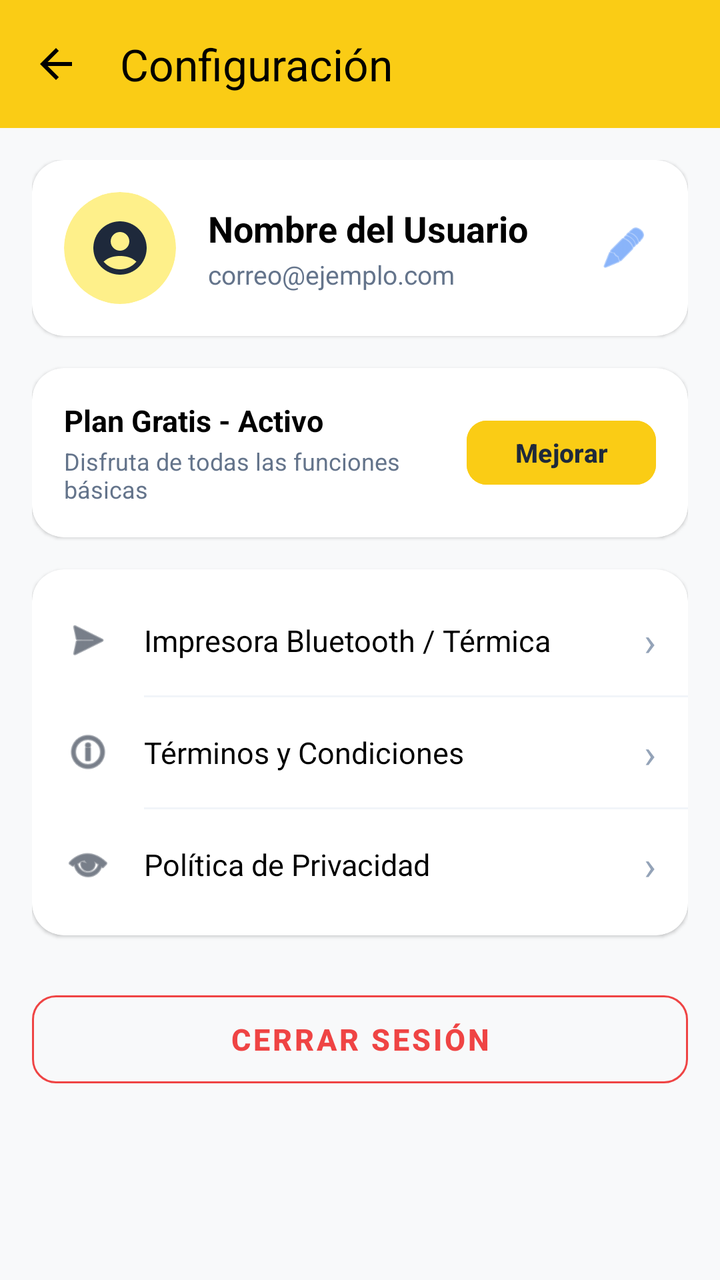
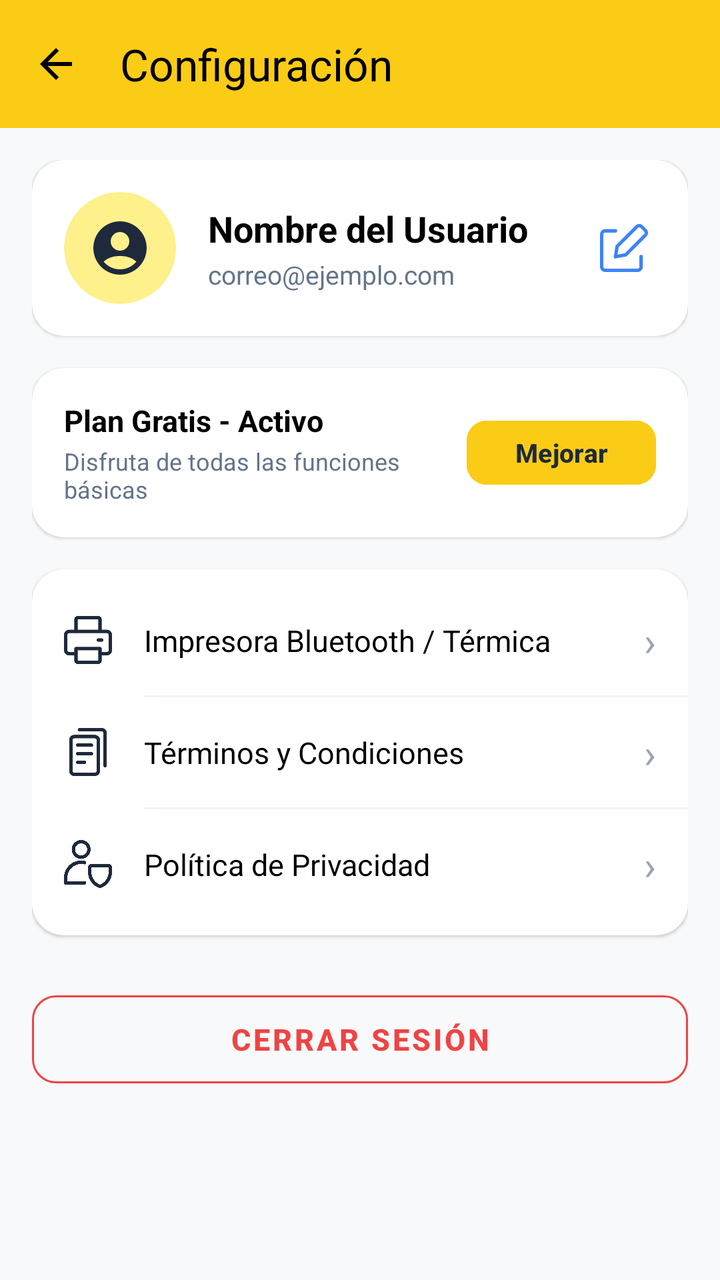

Two renders of the same Android screen: before a commit and after it. Below are the layout's source before the change and the commit's diff.
<!-- AndroidManifest.xml: application theme Theme.DAJHO -->
<!-- res/layout/activity_perfil.xml -->
<?xml version="1.0" encoding="utf-8"?>
<androidx.constraintlayout.widget.ConstraintLayout xmlns:android="http://schemas.android.com/apk/res/android"
    xmlns:app="http://schemas.android.com/apk/res-auto"
    xmlns:tools="http://schemas.android.com/tools"
    android:id="@+id/main"
    android:layout_width="match_parent"
    android:layout_height="match_parent"
    android:background="#F8F9FA"
    tools:context=".PerfilActivity">

    
    <androidx.appcompat.widget.Toolbar
        android:id="@+id/toolbar"
        android:layout_width="match_parent"
        android:layout_height="?attr/actionBarSize"
        android:background="#FACC15"
        app:title="Configuración"
        app:titleTextColor="@android:color/black"
        app:navigationIcon="@drawable/ic_arrow_back"
        app:layout_constraintTop_toTopOf="parent"
        app:layout_constraintStart_toStartOf="parent"
        app:layout_constraintEnd_toEndOf="parent" />

    <ScrollView
        android:layout_width="0dp"
        android:layout_height="0dp"
        android:fillViewport="true"
        app:layout_constraintTop_toBottomOf="@id/toolbar"
        app:layout_constraintBottom_toBottomOf="parent"
        app:layout_constraintStart_toStartOf="parent"
        app:layout_constraintEnd_toEndOf="parent">

        <LinearLayout
            android:layout_width="match_parent"
            android:layout_height="wrap_content"
            android:orientation="vertical"
            android:padding="16dp">

            
            <com.google.android.material.card.MaterialCardView
                android:layout_width="match_parent"
                android:layout_height="wrap_content"
                android:layout_marginBottom="16dp"
                app:cardBackgroundColor="@android:color/white"
                app:cardCornerRadius="16dp"
                app:cardElevation="1dp"
                app:strokeWidth="0dp">

                <LinearLayout
                    android:layout_width="match_parent"
                    android:layout_height="wrap_content"
                    android:gravity="center_vertical"
                    android:orientation="horizontal"
                    android:padding="16dp">

                    <com.google.android.material.card.MaterialCardView
                        android:layout_width="56dp"
                        android:layout_height="56dp"
                        app:cardBackgroundColor="#FEF08A"
                        app:cardCornerRadius="28dp"
                        app:cardElevation="0dp"
                        app:strokeWidth="0dp">

                        <ImageView
                            android:layout_width="match_parent"
                            android:layout_height="match_parent"
                            android:padding="12dp"
                            android:src="@drawable/ic_user_avatar"
                            android:contentDescription="Avatar"
                            app:tint="#1E293B" />

                    </com.google.android.material.card.MaterialCardView>

                    <LinearLayout
                        android:layout_width="0dp"
                        android:layout_height="wrap_content"
                        android:layout_marginStart="16dp"
                        android:layout_weight="1"
                        android:orientation="vertical">

                        <TextView
                            android:id="@+id/tvNombreUsuario"
                            android:layout_width="wrap_content"
                            android:layout_height="wrap_content"
                            android:text="Nombre del Usuario"
                            android:textColor="@android:color/black"
                            android:textSize="18sp"
                            android:textStyle="bold" />

                        <TextView
                            android:id="@+id/tvUserEmail"
                            android:layout_width="wrap_content"
                            android:layout_height="wrap_content"
                            android:layout_marginTop="2dp"
                            android:text="correo@ejemplo.com"
                            android:textColor="#64748B"
                            android:textSize="13sp" />

                    </LinearLayout>

                    
                    <ImageView
                        android:id="@+id/ivEditPerfil"
                        android:layout_width="32dp"
                        android:layout_height="32dp"
                        android:background="?attr/selectableItemBackgroundBorderless"
                        android:clickable="true"
                        android:focusable="true"
                        android:padding="4dp"
                        android:src="@android:drawable/ic_menu_edit"
                        android:contentDescription="Editar perfil"
                        app:tint="#3B82F6" />

                </LinearLayout>
            </com.google.android.material.card.MaterialCardView>

            
            <com.google.android.material.card.MaterialCardView
                android:layout_width="match_parent"
                android:layout_height="wrap_content"
                android:layout_marginBottom="16dp"
                app:cardBackgroundColor="@android:color/white"
                app:cardCornerRadius="16dp"
                app:cardElevation="1dp"
                app:strokeWidth="0dp">

                <LinearLayout
                    android:layout_width="match_parent"
                    android:layout_height="wrap_content"
                    android:gravity="center_vertical"
                    android:orientation="horizontal"
                    android:padding="16dp">

                    <LinearLayout
                        android:layout_width="0dp"
                        android:layout_height="wrap_content"
                        android:layout_weight="1"
                        android:orientation="vertical">

                        <TextView
                            android:layout_width="wrap_content"
                            android:layout_height="wrap_content"
                            android:text="Plan Gratis - Activo"
                            android:textColor="@android:color/black"
                            android:textSize="15sp"
                            android:textStyle="bold" />

                        <TextView
                            android:layout_width="wrap_content"
                            android:layout_height="wrap_content"
                            android:layout_marginTop="2dp"
                            android:text="Disfruta de todas las funciones básicas"
                            android:textColor="#64748B"
                            android:textSize="12sp" />
                    </LinearLayout>

                    <com.google.android.material.button.MaterialButton
                        android:id="@+id/btnComprarPlan"
                        android:layout_width="wrap_content"
                        android:layout_height="40dp"
                        android:backgroundTint="#FACC15"
                        android:text="Mejorar"
                        android:textColor="#1E293B"
                        android:textSize="13sp"
                        android:textStyle="bold"
                        app:cornerRadius="10dp" />

                </LinearLayout>
            </com.google.android.material.card.MaterialCardView>

            
            <com.google.android.material.card.MaterialCardView
                android:layout_width="match_parent"
                android:layout_height="wrap_content"
                android:layout_marginBottom="16dp"
                app:cardBackgroundColor="@android:color/white"
                app:cardCornerRadius="16dp"
                app:cardElevation="1dp"
                app:strokeWidth="0dp">

                <LinearLayout
                    android:layout_width="match_parent"
                    android:layout_height="wrap_content"
                    android:orientation="vertical"
                    android:paddingVertical="8dp">

                    
                    <LinearLayout
                        android:id="@+id/menuImpresora"
                        android:layout_width="match_parent"
                        android:layout_height="wrap_content"
                        android:background="?attr/selectableItemBackground"
                        android:clickable="true"
                        android:focusable="true"
                        android:gravity="center_vertical"
                        android:orientation="horizontal"
                        android:paddingHorizontal="16dp"
                        android:paddingVertical="14dp">

                        <ImageView
                            android:layout_width="24dp"
                            android:layout_height="24dp"
                            android:src="@android:drawable/ic_menu_send"
                            android:contentDescription="Impresora"
                            app:tint="#1E293B" />

                        <TextView
                            android:layout_width="0dp"
                            android:layout_height="wrap_content"
                            android:layout_marginStart="16dp"
                            android:layout_weight="1"
                            android:text="Impresora Bluetooth / Térmica"
                            android:textColor="@android:color/black"
                            android:textSize="15sp" />

                        <TextView
                            android:layout_width="wrap_content"
                            android:layout_height="wrap_content"
                            android:text="›"
                            android:textColor="#94A3B8"
                            android:textSize="20sp" />
                    </LinearLayout>

                    <View
                        android:layout_width="match_parent"
                        android:layout_height="1dp"
                        android:layout_marginStart="56dp"
                        android:background="#F1F5F9" />

                    
                    <LinearLayout
                        android:id="@+id/menuTerminos"
                        android:layout_width="match_parent"
                        android:layout_height="wrap_content"
                        android:background="?attr/selectableItemBackground"
                        android:clickable="true"
                        android:focusable="true"
                        android:gravity="center_vertical"
                        android:orientation="horizontal"
                        android:paddingHorizontal="16dp"
                        android:paddingVertical="14dp">

                        <ImageView
                            android:layout_width="24dp"
                            android:layout_height="24dp"
                            android:src="@android:drawable/ic_menu_info_details"
                            android:contentDescription="Términos"
                            app:tint="#1E293B" />

                        <TextView
                            android:layout_width="0dp"
                            android:layout_height="wrap_content"
                            android:layout_marginStart="16dp"
                            android:layout_weight="1"
                            android:text="Términos y Condiciones"
                            android:textColor="@android:color/black"
                            android:textSize="15sp" />

                        <TextView
                            android:layout_width="wrap_content"
                            android:layout_height="wrap_content"
                            android:text="›"
                            android:textColor="#94A3B8"
                            android:textSize="20sp" />
                    </LinearLayout>

                    <View
                        android:layout_width="match_parent"
                        android:layout_height="1dp"
                        android:layout_marginStart="56dp"
                        android:background="#F1F5F9" />

                    
                    <LinearLayout
                        android:id="@+id/menuPrivacidad"
                        android:layout_width="match_parent"
                        android:layout_height="wrap_content"
                        android:background="?attr/selectableItemBackground"
                        android:clickable="true"
                        android:focusable="true"
                        android:gravity="center_vertical"
                        android:orientation="horizontal"
                        android:paddingHorizontal="16dp"
                        android:paddingVertical="14dp">

                        <ImageView
                            android:layout_width="24dp"
                            android:layout_height="24dp"
                            android:src="@android:drawable/ic_menu_view"
                            android:contentDescription="Privacidad"
                            app:tint="#1E293B" />

                        <TextView
                            android:layout_width="0dp"
                            android:layout_height="wrap_content"
                            android:layout_marginStart="16dp"
                            android:layout_weight="1"
                            android:text="Política de Privacidad"
                            android:textColor="@android:color/black"
                            android:textSize="15sp" />

                        <TextView
                            android:layout_width="wrap_content"
                            android:layout_height="wrap_content"
                            android:text="›"
                            android:textColor="#94A3B8"
                            android:textSize="20sp" />
                    </LinearLayout>

                </LinearLayout>
            </com.google.android.material.card.MaterialCardView>

            
            <com.google.android.material.button.MaterialButton
                android:id="@+id/btnCerrarSesion"
                style="@style/Widget.MaterialComponents.Button.OutlinedButton"
                android:layout_width="match_parent"
                android:layout_height="56dp"
                android:layout_marginTop="8dp"
                android:layout_marginBottom="24dp"
                android:text="CERRAR SESIÓN"
                android:textColor="#EF4444"
                android:textSize="15sp"
                android:textStyle="bold"
                app:cornerRadius="12dp"
                app:strokeColor="#EF4444" />

        </LinearLayout>
    </ScrollView>

</androidx.constraintlayout.widget.ConstraintLayout>
<!-- resources referenced by this layout -->
<resources>
  <!-- unchanged entries left out for length: 4 -->
</resources>

<!-- the commit's change to res/layout/activity_perfil.xml (unified diff, before → after) -->
@@ -107,7 +107,7 @@
                         android:clickable="true"
                         android:focusable="true"
                         android:padding="4dp"
-                        android:src="@android:drawable/ic_menu_edit"
+                        android:src="@drawable/ic_edit"
                         android:contentDescription="Editar perfil"
                         app:tint="#3B82F6" />
 
@@ -200,7 +200,7 @@
                         <ImageView
                             android:layout_width="24dp"
                             android:layout_height="24dp"
-                            android:src="@android:drawable/ic_menu_send"
+                            android:src="@drawable/ic_printer"
                             android:contentDescription="Impresora"
                             app:tint="#1E293B" />
 
@@ -243,7 +243,7 @@
                         <ImageView
                             android:layout_width="24dp"
                             android:layout_height="24dp"
-                            android:src="@android:drawable/ic_menu_info_details"
+                            android:src="@drawable/ic_terms"
                             android:contentDescription="Términos"
                             app:tint="#1E293B" />
 
@@ -286,7 +286,7 @@
                         <ImageView
                             android:layout_width="24dp"
                             android:layout_height="24dp"
-                            android:src="@android:drawable/ic_menu_view"
+                            android:src="@drawable/ic_privacy"
                             android:contentDescription="Privacidad"
                             app:tint="#1E293B" />
 
<!-- resource entries referenced after the edit -->
@@ -1,5 +1,143 @@
 <!-- resources referenced by this layout -->
 <resources>
+  <!-- drawable ic_edit (drawable) -->
+  <vector xmlns:android="http://schemas.android.com/apk/res/android"
+      android:width="14dp"
+      android:height="14dp"
+      android:viewportWidth="14"
+      android:viewportHeight="14">
+    <group>
+      <clip-path
+          android:pathData="M0,0h14v14h-14z"/>
+      <path
+          android:strokeWidth="1"
+          android:pathData="M7.5,9L4.5,9.54L5,6.5L10.73,0.79C10.823,0.696 10.934,0.622 11.055,0.571C11.177,0.52 11.308,0.494 11.44,0.494C11.572,0.494 11.703,0.52 11.825,0.571C11.946,0.622 12.057,0.696 12.15,0.79L13.21,1.85C13.304,1.943 13.378,2.053 13.429,2.175C13.48,2.297 13.506,2.428 13.506,2.56C13.506,2.692 13.48,2.823 13.429,2.945C13.378,3.066 13.304,3.177 13.21,3.27L7.5,9Z"
+          android:strokeLineJoin="round"
+          android:fillColor="#00000000"
+          android:strokeColor="#000001"
+          android:strokeLineCap="round"/>
+      <path
+          android:strokeWidth="1"
+          android:pathData="M12,9.5V12.5C12,12.765 11.895,13.02 11.707,13.207C11.52,13.395 11.265,13.5 11,13.5H1.5C1.235,13.5 0.98,13.395 0.793,13.207C0.605,13.02 0.5,12.765 0.5,12.5V3C0.5,2.735 0.605,2.48 0.793,2.293C0.98,2.105 1.235,2 1.5,2H4.5"
+          android:strokeLineJoin="round"
+          android:fillColor="#00000000"
+          android:strokeColor="#000001"
+          android:strokeLineCap="round"/>
+    </group>
+  </vector>
+  <!-- drawable ic_printer (drawable) -->
+  <vector xmlns:android="http://schemas.android.com/apk/res/android"
+      android:width="14dp"
+      android:height="14dp"
+      android:viewportWidth="14"
+      android:viewportHeight="14">
+    <group>
+      <clip-path
+          android:pathData="M0,0h14v14h-14z"/>
+      <path
+          android:strokeWidth="1"
+          android:pathData="M10.5,11H12.5C12.765,11 13.02,10.895 13.207,10.707C13.395,10.52 13.5,10.265 13.5,10V5.5C13.5,5.235 13.395,4.98 13.207,4.793C13.02,4.605 12.765,4.5 12.5,4.5H1.5C1.235,4.5 0.98,4.605 0.793,4.793C0.605,4.98 0.5,5.235 0.5,5.5V10C0.5,10.265 0.605,10.52 0.793,10.707C0.98,10.895 1.235,11 1.5,11H3.5"
+          android:strokeLineJoin="round"
+          android:fillColor="#00000000"
+          android:strokeColor="#000001"
+          android:strokeLineCap="round"/>
+      <path
+          android:strokeWidth="1"
+          android:pathData="M3.5,9.5V13C3.5,13.133 3.553,13.26 3.646,13.354C3.74,13.447 3.867,13.5 4,13.5H10C10.133,13.5 10.26,13.447 10.354,13.354C10.447,13.26 10.5,13.133 10.5,13V9.5H3.5Z"
+          android:strokeLineJoin="round"
+          android:fillColor="#00000000"
+          android:strokeColor="#000001"
+          android:strokeLineCap="round"/>
+      <path
+          android:strokeWidth="1"
+          android:pathData="M10.5,4.5V1C10.5,0.867 10.447,0.74 10.354,0.646C10.26,0.553 10.133,0.5 10,0.5H4C3.867,0.5 3.74,0.553 3.646,0.646C3.553,0.74 3.5,0.867 3.5,1V4.5"
+          android:strokeLineJoin="round"
+          android:fillColor="#00000000"
+          android:strokeColor="#000001"
+          android:strokeLineCap="round"/>
+      <path
+          android:strokeWidth="1"
+          android:pathData="M11,7H10"
+          android:strokeLineJoin="round"
+          android:fillColor="#00000000"
+          android:strokeColor="#000001"
+          android:strokeLineCap="round"/>
+    </group>
+  </vector>
+  <!-- drawable ic_privacy (drawable) -->
+  <vector xmlns:android="http://schemas.android.com/apk/res/android"
+      android:width="14dp"
+      android:height="14dp"
+      android:viewportWidth="14"
+      android:viewportHeight="14">
+    <group>
+      <clip-path
+          android:pathData="M0,0h14v14h-14z"/>
+      <path
+          android:strokeWidth="1"
+          android:pathData="M7.25,2.75C7.25,3.993 6.243,5 5,5C3.757,5 2.75,3.993 2.75,2.75C2.75,1.507 3.757,0.5 5,0.5C6.243,0.5 7.25,1.507 7.25,2.75Z"
+          android:strokeLineJoin="round"
+          android:fillColor="#00000000"
+          android:strokeColor="#000001"
+          android:strokeLineCap="round"/>
+      <path
+          android:strokeWidth="1"
+          android:pathData="M6,6.61C5.341,6.458 4.655,6.457 3.995,6.606C3.335,6.756 2.718,7.053 2.189,7.476C1.66,7.898 1.233,8.434 0.941,9.044C0.648,9.655 0.498,10.323 0.5,11V12.5H6"
+          android:strokeLineJoin="round"
+          android:fillColor="#00000000"
+          android:strokeColor="#000001"
+          android:strokeLineCap="round"/>
+      <path
+          android:strokeWidth="1"
+          android:pathData="M10.67,13.47C10.56,13.51 10.44,13.51 10.33,13.47C9.496,13.14 8.78,12.566 8.276,11.825C7.771,11.083 7.501,10.207 7.5,9.31V8C7.496,7.933 7.505,7.866 7.529,7.804C7.553,7.741 7.589,7.684 7.637,7.637C7.684,7.589 7.741,7.553 7.804,7.529C7.866,7.506 7.933,7.496 8,7.5H13C13.067,7.496 13.134,7.506 13.196,7.529C13.259,7.553 13.316,7.589 13.363,7.637C13.411,7.684 13.447,7.741 13.471,7.804C13.495,7.866 13.504,7.933 13.5,8V9.31C13.499,10.207 13.229,11.083 12.724,11.825C12.22,12.566 11.504,13.14 10.67,13.47V13.47Z"
+          android:strokeLineJoin="round"
+          android:fillColor="#00000000"
+          android:strokeColor="#000001"
+          android:strokeLineCap="round"/>
+    </group>
+  </vector>
+  <!-- drawable ic_terms (drawable) -->
+  <vector xmlns:android="http://schemas.android.com/apk/res/android"
+      android:width="14dp"
+      android:height="14dp"
+      android:viewportWidth="14"
+      android:viewportHeight="14">
+    <path
+        android:strokeWidth="1"
+        android:pathData="M3,2.5H9C9.552,2.5 10,2.948 10,3.5V12.5C10,13.052 9.552,13.5 9,13.5H3C2.448,13.5 2,13.052 2,12.5V3.5C2,2.948 2.448,2.5 3,2.5Z"
+        android:strokeLineJoin="round"
+        android:fillColor="#00000000"
+        android:strokeColor="#000001"
+        android:strokeLineCap="round"/>
+    <path
+        android:strokeWidth="1"
+        android:pathData="M4,5H8"
+        android:strokeLineJoin="round"
+        android:fillColor="#00000000"
+        android:strokeColor="#000001"
+        android:strokeLineCap="round"/>
+    <path
+        android:strokeWidth="1"
+        android:pathData="M4,7.5H8"
+        android:strokeLineJoin="round"
+        android:fillColor="#00000000"
+        android:strokeColor="#000001"
+        android:strokeLineCap="round"/>
+    <path
+        android:strokeWidth="1"
+        android:pathData="M4,10H6"
+        android:strokeLineJoin="round"
+        android:fillColor="#00000000"
+        android:strokeColor="#000001"
+        android:strokeLineCap="round"/>
+    <path
+        android:strokeWidth="1"
+        android:pathData="M4.5,0.5H11C11.265,0.5 11.52,0.605 11.707,0.793C11.895,0.98 12,1.235 12,1.5V11"
+        android:strokeLineJoin="round"
+        android:fillColor="#00000000"
+        android:strokeColor="#000001"
+        android:strokeLineCap="round"/>
+  </vector>
   <!-- unchanged entries left out for length: 4 -->
 </resources>
 
